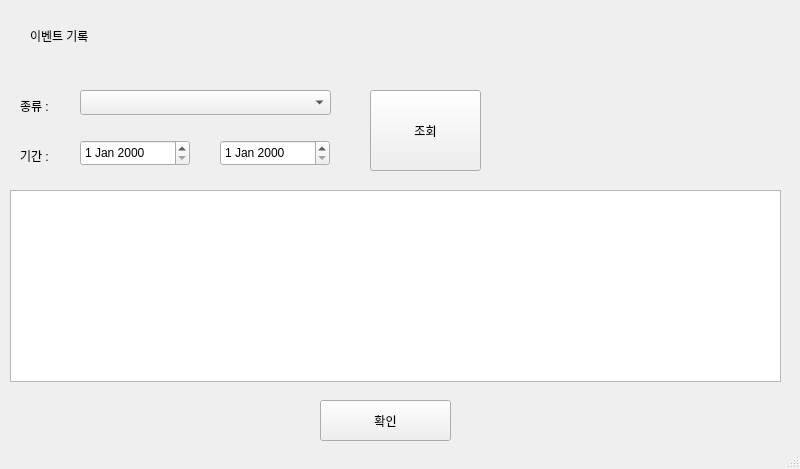
First picture: the form in client/main/EventInfo.ui, repository addinedu-ros-8th/iot-repo-2, before the edit.
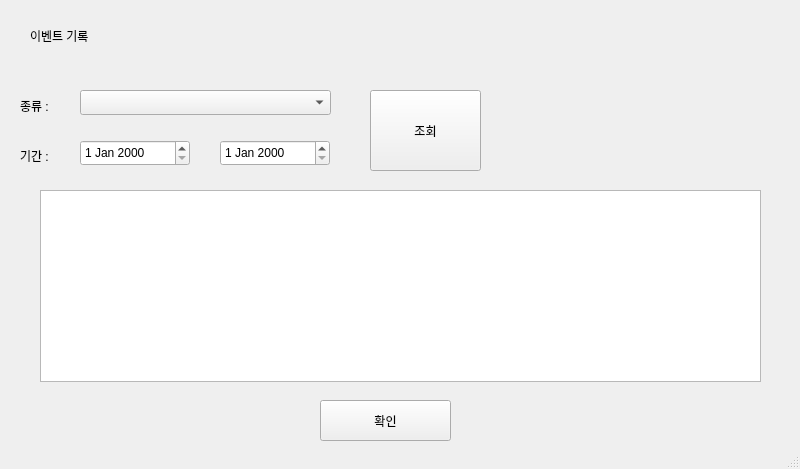
Second picture: the form after the edit.

The edit to the form file:
```diff
--- a/client/main/EventInfo.ui
+++ b/client/main/EventInfo.ui
@@ -86,16 +86,6 @@
      <string>조회</string>
     </property>
    </widget>
-   <widget class="QTableView" name="tableView">
-    <property name="geometry">
-     <rect>
-      <x>10</x>
-      <y>190</y>
-      <width>771</width>
-      <height>192</height>
-     </rect>
-    </property>
-   </widget>
    <widget class="QPushButton" name="conformbtn">
     <property name="geometry">
      <rect>
@@ -119,6 +109,16 @@
      </rect>
     </property>
    </widget>
+   <widget class="QTableWidget" name="eventTable">
+    <property name="geometry">
+     <rect>
+      <x>40</x>
+      <y>190</y>
+      <width>721</width>
+      <height>192</height>
+     </rect>
+    </property>
+   </widget>
   </widget>
   <widget class="QStatusBar" name="statusbar"/>
  </widget>
```
Left out of the diff: 6 changed lines with no effect on the pictures.
